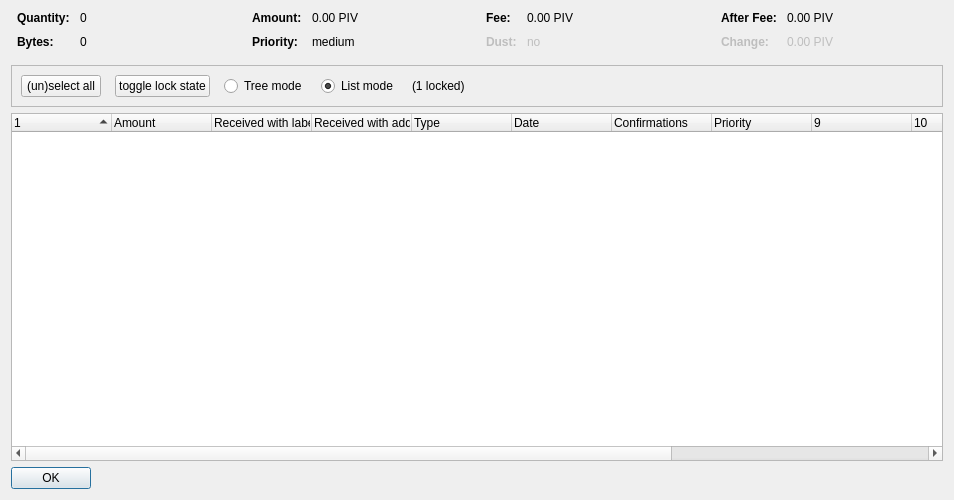
Above: src/qt/forms/coincontroldialog.ui from electracoin-ECA/electra-archive before the change. Below: the same form after it.
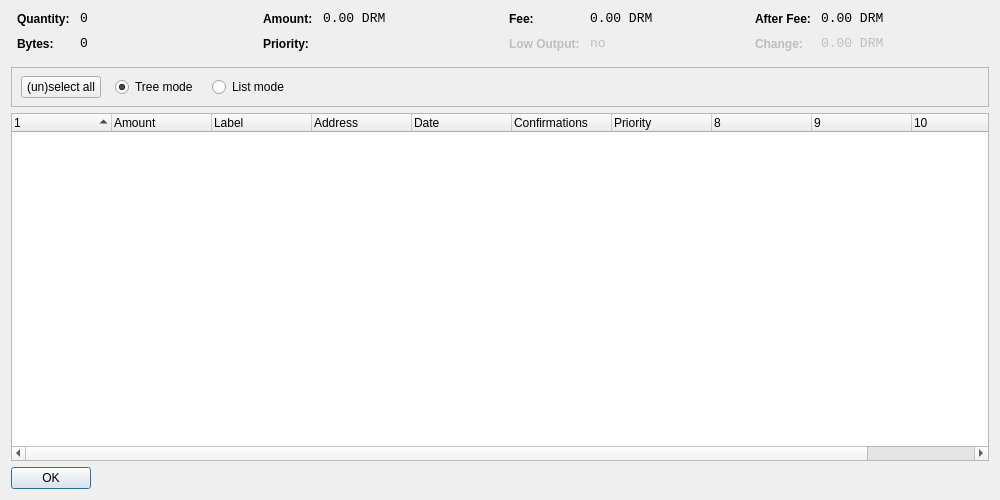
That is the form after the change. Custom widgets are drawn as their Qt base class.

Patch:
```diff
--- a/src/qt/forms/coincontroldialog.ui
+++ b/src/qt/forms/coincontroldialog.ui
@@ -6,7 +6,7 @@
    <rect>
     <x>0</x>
     <y>0</y>
-    <width>954</width>
+    <width>1000</width>
     <height>500</height>
    </rect>
   </property>
@@ -38,11 +38,8 @@
        </property>
        <item row="0" column="0">
         <widget class="QLabel" name="labelCoinControlQuantityText">
-         <property name="font">
-          <font>
-           <weight>75</weight>
-           <bold>true</bold>
-          </font>
+         <property name="styleSheet">
+          <string notr="true">font-weight:bold;</string>
          </property>
          <property name="text">
           <string>Quantity:</string>
@@ -51,6 +48,12 @@
        </item>
        <item row="0" column="1">
         <widget class="QLabel" name="labelCoinControlQuantity">
+         <property name="font">
+          <font>
+           <family>Monospace</family>
+           <pointsize>10</pointsize>
+          </font>
+         </property>
          <property name="cursor">
           <cursorShape>IBeamCursor</cursorShape>
          </property>
@@ -67,11 +70,8 @@
        </item>
        <item row="1" column="0">
         <widget class="QLabel" name="labelCoinControlBytesText">
-         <property name="font">
-          <font>
-           <weight>75</weight>
-           <bold>true</bold>
-          </font>
+         <property name="styleSheet">
+          <string notr="true">font-weight:bold;</string>
          </property>
          <property name="text">
           <string>Bytes:</string>
@@ -80,6 +80,12 @@
        </item>
        <item row="1" column="1">
         <widget class="QLabel" name="labelCoinControlBytes">
+         <property name="font">
+          <font>
+           <family>Monospace</family>
+           <pointsize>10</pointsize>
+          </font>
+         </property>
          <property name="cursor">
           <cursorShape>IBeamCursor</cursorShape>
          </property>
@@ -112,11 +118,8 @@
        </property>
        <item row="0" column="0">
         <widget class="QLabel" name="labelCoinControlAmountText">
-         <property name="font">
-          <font>
-           <weight>75</weight>
-           <bold>true</bold>
-          </font>
+         <property name="styleSheet">
+          <string notr="true">font-weight:bold;</string>
          </property>
          <property name="text">
           <string>Amount:</string>
@@ -125,6 +128,12 @@
        </item>
        <item row="0" column="1">
         <widget class="QLabel" name="labelCoinControlAmount">
+         <property name="font">
+          <font>
+           <family>Monospace</family>
+           <pointsize>10</pointsize>
+          </font>
+         </property>
          <property name="cursor">
           <cursorShape>IBeamCursor</cursorShape>
          </property>
@@ -132,7 +141,7 @@
           <enum>Qt::ActionsContextMenu</enum>
          </property>
          <property name="text">
-          <string notr="true">0.00 PIV</string>
+          <string notr="true">0.00 DRM</string>
          </property>
          <property name="textInteractionFlags">
           <set>Qt::LinksAccessibleByMouse|Qt::TextSelectableByKeyboard|Qt::TextSelectableByMouse</set>
@@ -141,11 +150,8 @@
        </item>
        <item row="1" column="0">
         <widget class="QLabel" name="labelCoinControlPriorityText">
-         <property name="font">
-          <font>
-           <weight>75</weight>
-           <bold>true</bold>
-          </font>
+         <property name="styleSheet">
+          <string notr="true">font-weight:bold;</string>
          </property>
          <property name="text">
           <string>Priority:</string>
@@ -154,6 +160,12 @@
        </item>
        <item row="1" column="1">
         <widget class="QLabel" name="labelCoinControlPriority">
+         <property name="font">
+          <font>
+           <family>Monospace</family>
+           <pointsize>10</pointsize>
+          </font>
+         </property>
          <property name="cursor">
           <cursorShape>IBeamCursor</cursorShape>
          </property>
@@ -161,7 +173,7 @@
           <enum>Qt::ActionsContextMenu</enum>
          </property>
          <property name="text">
-          <string>medium</string>
+          <string/>
          </property>
          <property name="textInteractionFlags">
           <set>Qt::LinksAccessibleByMouse|Qt::TextSelectableByKeyboard|Qt::TextSelectableByMouse</set>
@@ -186,11 +198,8 @@
        </property>
        <item row="0" column="0">
         <widget class="QLabel" name="labelCoinControlFeeText">
-         <property name="font">
-          <font>
-           <weight>75</weight>
-           <bold>true</bold>
-          </font>
+         <property name="styleSheet">
+          <string notr="true">font-weight:bold;</string>
          </property>
          <property name="text">
           <string>Fee:</string>
@@ -199,6 +208,12 @@
        </item>
        <item row="0" column="1">
         <widget class="QLabel" name="labelCoinControlFee">
+         <property name="font">
+          <font>
+           <family>Monospace</family>
+           <pointsize>10</pointsize>
+          </font>
+         </property>
          <property name="cursor">
           <cursorShape>IBeamCursor</cursorShape>
          </property>
@@ -206,7 +221,7 @@
           <enum>Qt::ActionsContextMenu</enum>
          </property>
          <property name="text">
-          <string notr="true">0.00 PIV</string>
+          <string notr="true">0.00 DRM</string>
          </property>
          <property name="textInteractionFlags">
           <set>Qt::LinksAccessibleByMouse|Qt::TextSelectableByKeyboard|Qt::TextSelectableByMouse</set>
@@ -218,14 +233,11 @@
          <property name="enabled">
           <bool>false</bool>
          </property>
-         <property name="font">
-          <font>
-           <weight>75</weight>
-           <bold>true</bold>
-          </font>
+         <property name="styleSheet">
+          <string notr="true">font-weight:bold;</string>
          </property>
          <property name="text">
-          <string>Dust:</string>
+          <string>Low Output:</string>
          </property>
         </widget>
        </item>
@@ -234,6 +246,12 @@
          <property name="enabled">
           <bool>false</bool>
          </property>
+         <property name="font">
+          <font>
+           <family>Monospace</family>
+           <pointsize>10</pointsize>
+          </font>
+         </property>
          <property name="cursor">
           <cursorShape>IBeamCursor</cursorShape>
          </property>
@@ -266,11 +284,8 @@
        </property>
        <item row="0" column="0">
         <widget class="QLabel" name="labelCoinControlAfterFeeText">
-         <property name="font">
-          <font>
-           <weight>75</weight>
-           <bold>true</bold>
-          </font>
+         <property name="styleSheet">
+          <string notr="true">font-weight:bold;</string>
          </property>
          <property name="text">
           <string>After Fee:</string>
@@ -279,6 +294,12 @@
        </item>
        <item row="0" column="1">
         <widget class="QLabel" name="labelCoinControlAfterFee">
+         <property name="font">
+          <font>
+           <family>Monospace</family>
+           <pointsize>10</pointsize>
+          </font>
+         </property>
          <property name="cursor">
           <cursorShape>IBeamCursor</cursorShape>
          </property>
@@ -286,7 +307,7 @@
           <enum>Qt::ActionsContextMenu</enum>
          </property>
          <property name="text">
-          <string notr="true">0.00 PIV</string>
+          <string notr="true">0.00 DRM</string>
          </property>
          <property name="textInteractionFlags">
           <set>Qt::LinksAccessibleByMouse|Qt::TextSelectableByKeyboard|Qt::TextSelectableByMouse</set>
@@ -298,11 +319,8 @@
          <property name="enabled">
           <bool>false</bool>
          </property>
-         <property name="font">
-          <font>
-           <weight>75</weight>
-           <bold>true</bold>
-          </font>
+         <property name="styleSheet">
+          <string notr="true">font-weight:bold;</string>
          </property>
          <property name="text">
           <string>Change:</string>
@@ -314,6 +332,12 @@
          <property name="enabled">
           <bool>false</bool>
          </property>
+         <property name="font">
+          <font>
+           <family>Monospace</family>
+           <pointsize>10</pointsize>
+          </font>
+         </property>
          <property name="cursor">
           <cursorShape>IBeamCursor</cursorShape>
          </property>
@@ -321,7 +345,7 @@
           <enum>Qt::ActionsContextMenu</enum>
          </property>
          <property name="text">
-          <string notr="true">0.00 PIV</string>
+          <string notr="true">0.00 DRM</string>
          </property>
          <property name="textInteractionFlags">
           <set>Qt::LinksAccessibleByMouse|Qt::TextSelectableByKeyboard|Qt::TextSelectableByMouse</set>
@@ -346,9 +370,16 @@
      <property name="frameShadow">
       <enum>QFrame::Sunken</enum>
      </property>
-     <layout class="QHBoxLayout" name="horizontalLayout">
-      <item>
-       <layout class="QHBoxLayout" name="horizontalLayoutPanel" stretch="0,0,0,0,0,0">
+     <widget class="QWidget" name="horizontalLayoutWidget">
+      <property name="geometry">
+       <rect>
+        <x>10</x>
+        <y>0</y>
+        <width>781</width>
+        <height>41</height>
+       </rect>
+      </property>
+      <layout class="QHBoxLayout" name="horizontalLayoutPanel" stretch="0,0,0,0,0">
         <property name="spacing">
          <number>14</number>
         </property>
@@ -363,25 +394,6 @@
           <property name="text">
            <string>(un)select all</string>
           </property>
-          <property name="autoDefault">
-           <bool>false</bool>
-          </property>
-         </widget>
-        </item>
-        <item>
-         <widget class="QPushButton" name="pushButtonToggleLock">
-          <property name="sizePolicy">
-           <sizepolicy hsizetype="Maximum" vsizetype="Fixed">
-            <horstretch>0</horstretch>
-            <verstretch>0</verstretch>
-           </sizepolicy>
-          </property>
-          <property name="text">
-           <string>toggle lock state</string>
-          </property>
-          <property name="autoDefault">
-           <bool>false</bool>
-          </property>
          </widget>
         </item>
         <item>
@@ -395,6 +407,9 @@
           <property name="text">
            <string>Tree mode</string>
           </property>
+         <property name="checked">
+          <bool>true</bool>
+         </property>
          </widget>
         </item>
         <item>
@@ -408,16 +423,6 @@
           <property name="text">
            <string>List mode</string>
           </property>
-          <property name="checked">
-           <bool>true</bool>
-          </property>
-         </widget>
-        </item>
-        <item>
-         <widget class="QLabel" name="labelLocked">
-          <property name="text">
-           <string>(1 locked)</string>
-          </property>
          </widget>
         </item>
         <item>
@@ -434,8 +439,7 @@
          </spacer>
         </item>
        </layout>
-      </item>
-     </layout>
+     </widget>
     </widget>
    </item>
    <item>
@@ -447,7 +451,7 @@
       <bool>false</bool>
      </property>
      <property name="columnCount">
-      <number>13</number>
+      <number>11</number>
      </property>
      <attribute name="headerShowSortIndicator" stdset="0">
       <bool>true</bool>
@@ -467,17 +471,12 @@
      </column>
      <column>
       <property name="text">
-       <string>Received with label</string>
+       <string>Label</string>
       </property>
      </column>
      <column>
       <property name="text">
-       <string>Received with address</string>
-      </property>
-     </column>
-     <column>
-      <property name="text">
-       <string>Type</string>
+       <string>Address</string>
       </property>
      </column>
      <column>
@@ -518,11 +517,6 @@
        <string/>
       </property>
      </column>
-     <column>
-      <property name="text">
-       <string/>
-      </property>
-     </column>
     </widget>
    </item>
    <item>
```
Left out of the diff: 4 changed lines with no effect on the pictures. Lines whose indentation alone changed are shown as unchanged.
